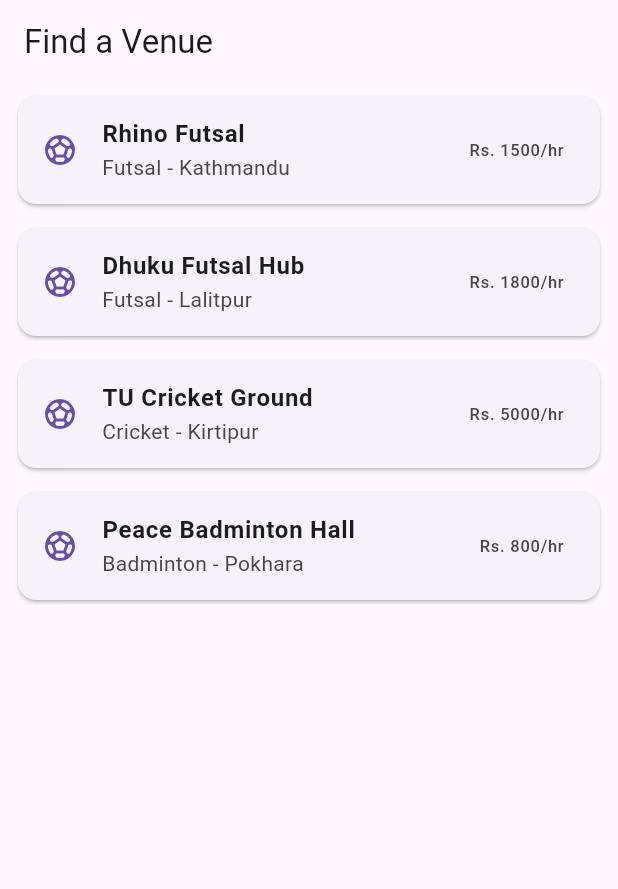
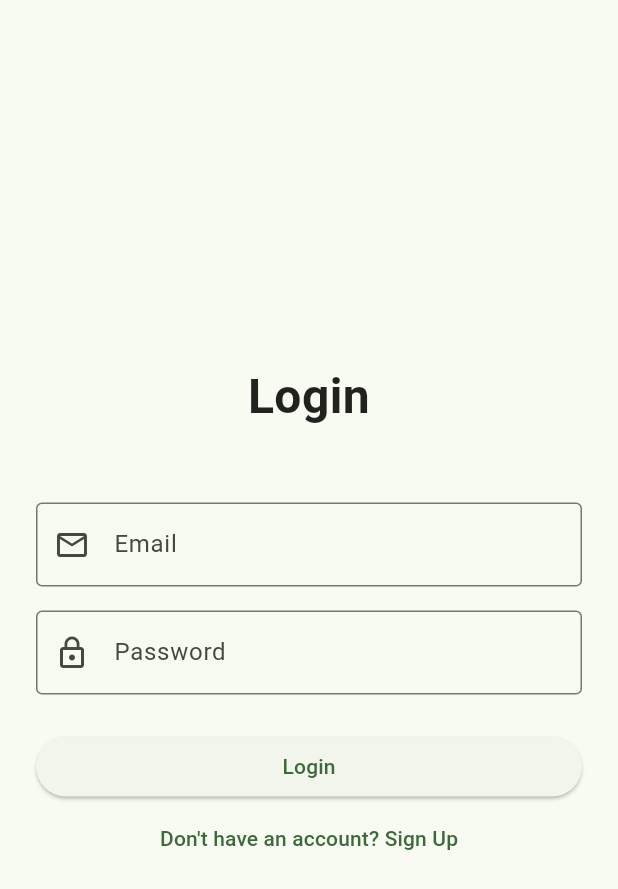
Before and after one commit to Soniya-54/sports_management_app, a Flutter app: the screen it shows after launch, on a phone screen of 412 x 824 dp. Shown: the top 889 px of the screen. Run offline on Flutter 3.47's test engine with Material 3 defaults, Android fonts, the phone set to English and light mode, and no system bars; our stand-ins replace cloud_firestore, firebase_auth, firebase_core; accounts and stored records are empty; Roboto replaces fonts that are missing (Poppins).

Commit message:
Feat: Complete User Authentication Flow with Firebase

```diff
--- a/lib/main.dart
+++ b/lib/main.dart
@@ -1,9 +1,23 @@
-// lib/main.dart (Final for this step)
+// lib/main.dart
 
 import 'package:flutter/material.dart';
-import 'screens/venue_list_screen.dart'; // <-- ADD THIS IMPORT
+import 'package:firebase_core/firebase_core.dart'; // Make sure you have this import
+import 'firebase_options.dart';                   // Make sure you have this import
+import 'screens/auth_gate.dart';
 
-void main() {
+// The main entry point of the application
+Future<void> main() async {
+  // This line is essential to ensure that native code bindings are initialized
+  // before any async operations, like Firebase initialization.
+  WidgetsFlutterBinding.ensureInitialized();
+
+  // This line connects your app to your Firebase project using the
+  // configuration from firebase_options.dart. It must be awaited.
+  await Firebase.initializeApp(
+    options: DefaultFirebaseOptions.currentPlatform,
+  );
+
+  // Only after Firebase is initialized, run the app.
   runApp(const SportsManagementApp());
 }
 
@@ -16,10 +30,13 @@ class SportsManagementApp extends StatelessWidget {
       debugShowCheckedModeBanner: false,
       title: 'Sports Management App',
       theme: ThemeData(
-        primarySwatch: Colors.orange,
-        visualDensity: VisualDensity.adaptivePlatformDensity,
+        useMaterial3: true,
+        fontFamily: 'Poppins', // Your custom font
+        colorScheme: ColorScheme.fromSeed(seedColor: Colors.green),
+        // You can keep any other theme customizations here
       ),
-      home: const VenueListScreen(), // <-- CHANGE THIS LINE
+      // The first screen the user sees is the LoginScreen
+      home: const AuthGate(),
     );
   }
 }
--- /dev/null
+++ b/lib/screens/auth_gate.dart
@@ -0,0 +1,36 @@
+// lib/screens/auth_gate.dart
+
+import 'package:firebase_auth/firebase_auth.dart';
+import 'package:flutter/material.dart';
+import 'login_screen.dart';
+import 'venue_list_screen.dart';
+
+class AuthGate extends StatelessWidget {
+  const AuthGate({super.key});
+
+  @override
+  Widget build(BuildContext context) {
+    return StreamBuilder<User?>(
+      stream: FirebaseAuth.instance.authStateChanges(),
+      builder: (context, snapshot) {
+        // 1. If the stream is still connecting to Firebase, show a loading spinner.
+        if (snapshot.connectionState == ConnectionState.waiting) {
+          // The Scaffold must be returned directly without a semicolon inside the if block.
+          return const Scaffold(
+            body: Center(
+              child: CircularProgressIndicator(),
+            ),
+          ); // <-- The incorrect semicolon was here.
+        }
+
+        // 2. If the stream has data AND the user object is not null, they are logged in.
+        if (snapshot.hasData && snapshot.data != null) {
+          return const VenueListScreen(); // Show the main app
+        }
+
+        // 3. If the stream has no data, or the data is null, they are logged out.
+        return const LoginScreen(); // Show the login screen
+      },
+    );
+  }
+}
--- /dev/null
+++ b/lib/screens/login_screen.dart
@@ -0,0 +1,160 @@
+// lib/screens/login_screen.dart
+
+import 'package:firebase_auth/firebase_auth.dart';
+import 'package:flutter/material.dart';
+import 'signup_screen.dart';
+
+class LoginScreen extends StatefulWidget {
+  const LoginScreen({super.key});
+
+  @override
+  State<LoginScreen> createState() => _LoginScreenState();
+}
+
+class _LoginScreenState extends State<LoginScreen> {
+  final _formKey = GlobalKey<FormState>();
+  final _emailController = TextEditingController();
+  final _passwordController = TextEditingController();
+  var _isAuthenticating = false; // To show a loading spinner
+
+  @override
+  void dispose() {
+    _emailController.dispose();
+    _passwordController.dispose();
+    super.dispose();
+  }
+
+  Future<void> _loginUser() async {
+    // 1. Validate the form
+    final isValid = _formKey.currentState?.validate() ?? false;
+    if (!isValid) {
+      return;
+    }
+
+    // Set loading state
+    setState(() {
+      _isAuthenticating = true;
+    });
+
+    try {
+      // 2. Try to sign in the user with Firebase Authentication
+      final userCredentials = await FirebaseAuth.instance.signInWithEmailAndPassword(
+        email: _emailController.text.trim(),
+        password: _passwordController.text.trim(),
+      );
+
+      print('Successfully logged in: ${userCredentials.user?.uid}');
+      // We will add navigation to the main app screen here in the next step.
+
+    } on FirebaseAuthException catch (error) {
+      // 3. Handle specific Firebase errors (e.g., wrong password)
+      String errorMessage = 'An error occurred. Please check your credentials.';
+      // This is a more user-friendly error for common login failures.
+      if (error.code == 'user-not-found' || error.code == 'wrong-password' || error.code == 'invalid-credential') {
+        errorMessage = 'Invalid email or password.';
+      }
+
+      if (mounted) {
+        ScaffoldMessenger.of(context).showSnackBar(
+          SnackBar(content: Text(errorMessage), backgroundColor: Theme.of(context).colorScheme.error),
+        );
+      }
+      print('Firebase Auth Error: ${error.code} - ${error.message}');
+    } catch (error) {
+      // 4. Handle any other generic errors
+       if (mounted) {
+        ScaffoldMessenger.of(context).showSnackBar(
+          SnackBar(content: const Text('An unknown error occurred.'), backgroundColor: Theme.of(context).colorScheme.error),
+        );
+      }
+      print('Generic Error: $error');
+    } finally {
+      // 5. Reset loading state regardless of success or failure
+      if (mounted) {
+        setState(() {
+          _isAuthenticating = false;
+        });
+      }
+    }
+  }
+
+  @override
+  Widget build(BuildContext context) {
+    return Scaffold(
+      body: SafeArea(
+        child: Padding(
+          padding: const EdgeInsets.symmetric(horizontal: 24.0),
+          child: Form(
+            key: _formKey,
+            child: Column(
+              mainAxisAlignment: MainAxisAlignment.center,
+              crossAxisAlignment: CrossAxisAlignment.stretch,
+              children: [
+                const Text(
+                  'Login',
+                  textAlign: TextAlign.center,
+                  style: TextStyle(
+                    fontSize: 32,
+                    fontWeight: FontWeight.bold,
+                    color: Colors.black87,
+                  ),
+                ),
+                const SizedBox(height: 48),
+                TextFormField(
+                  controller: _emailController,
+                  decoration: const InputDecoration(
+                    labelText: 'Email',
+                    border: OutlineInputBorder(),
+                    prefixIcon: Icon(Icons.email_outlined),
+                  ),
+                  keyboardType: TextInputType.emailAddress,
+                  autocorrect: false,
+                  textCapitalization: TextCapitalization.none,
+                  validator: (value) {
+                    if (value == null || value.trim().isEmpty || !value.contains('@')) {
+                      return 'Please enter a valid email address.';
+                    }
+                    return null;
+                  },
+                ),
+                const SizedBox(height: 16),
+                TextFormField(
+                  controller: _passwordController,
+                  decoration: const InputDecoration(
+                    labelText: 'Password',
+                    border: OutlineInputBorder(),
+                    prefixIcon: Icon(Icons.lock_outline),
+                  ),
+                  obscureText: true,
+                  validator: (value) {
+                    if (value == null || value.trim().length < 6) {
+                      return 'Password must be at least 6 characters long.';
+                    }
+                    return null;
+                  },
+                ),
+                const SizedBox(height: 24),
+                // Show a loading indicator OR the button
+                if (_isAuthenticating)
+                  const Center(child: CircularProgressIndicator())
+                else
+                  ElevatedButton(
+                    onPressed: _loginUser,
+                    child: const Text('Login'),
+                  ),
+                TextButton(
+                  onPressed: () {
+                    Navigator.of(context).push(
+                      MaterialPageRoute(builder: (context) => const SignupScreen()),
+                    );
+                  },
+                  child: const Text('Don\'t have an account? Sign Up'),
+                ),
+              ],
+            ),
+          ),
+        ),
+      ),
+    );
+  }
+}
--- a/lib/screens/venue_list_screen.dart
+++ b/lib/screens/venue_list_screen.dart
@@ -1,71 +1,82 @@
 // lib/screens/venue_list_screen.dart
 
 import 'package:flutter/material.dart';
-import '../models/venue_model.dart'; // Import our Venue class
+import 'package:firebase_auth/firebase_auth.dart';
+import 'package:cloud_firestore/cloud_firestore.dart'; // <-- 1. IMPORT FIRESTORE
+import '../models/venue_model.dart';
+import 'venue_detail_screen.dart';
 
 class VenueListScreen extends StatelessWidget {
   const VenueListScreen({super.key});
 
-  // --- DUMMY DATA ---
-  // This is a list of Venue objects. Later, this will come from Firebase.
-  final List<Venue> dummyVenues = const [
-    Venue(
-      id: 'v1',
-      name: 'Rhino Futsal',
-      location: 'Kathmandu',
-      sportType: 'Futsal',
-      pricePerHour: 1500,
-      imageUrl: 'https://via.placeholder.com/150', // A placeholder image URL
-    ),
-    Venue(
-      id: 'v2',
-      name: 'Dhuku Futsal Hub',
-      location: 'Lalitpur',
-      sportType: 'Futsal',
-      pricePerHour: 1800,
-      imageUrl: 'https://via.placeholder.com/150',
-    ),
-    Venue(
-      id: 'v3',
-      name: 'TU Cricket Ground',
-      location: 'Kirtipur',
-      sportType: 'Cricket',
-      pricePerHour: 5000,
-      imageUrl: 'https://via.placeholder.com/150',
-    ),
-    Venue(
-      id: 'v4',
-      name: 'Peace Badminton Hall',
-      location: 'Pokhara',
-      sportType: 'Badminton',
-      pricePerHour: 800,
-      imageUrl: 'https://via.placeholder.com/150',
-    ),
-  ];
-  // --- END OF DUMMY DATA ---
+  // 2. The dummyVenues list has been DELETED.
 
   @override
   Widget build(BuildContext context) {
     return Scaffold(
-      // The AppBar is the orange bar at the top of the screen
       appBar: AppBar(
         title: const Text('Find a Venue'),
+        actions: [
+          IconButton(
+            onPressed: () => FirebaseAuth.instance.signOut(),
+            icon: const Icon(Icons.logout),
+            tooltip: 'Logout',
           ),
-      // The body uses a ListView.builder to efficiently create a scrollable list
-      body: ListView.builder(
-        itemCount: dummyVenues.length, // Tell the list how many items to build
+        ],
+      ),
+      // 3. We wrap the body in a StreamBuilder.
+      body: StreamBuilder<QuerySnapshot>(
+        // This is the stream we are listening to. It gets all documents from the 'venues' collection.
+        stream: FirebaseFirestore.instance.collection('venues').snapshots(),
+        builder: (context, snapshot) {
+          // 4. Handle the different states of the stream.
+          if (snapshot.connectionState == ConnectionState.waiting) {
+            return const Center(child: CircularProgressIndicator());
+          }
+          if (snapshot.hasError) {
+            return const Center(child: Text('Something went wrong!'));
+          }
+          if (!snapshot.hasData || snapshot.data!.docs.isEmpty) {
+            return const Center(child: Text('No venues found.'));
+          }
+
+          // 5. If we have data, we map the documents to a list of Venue objects.
+          final loadedVenues = snapshot.data!.docs.map((doc) {
+            final data = doc.data() as Map<String, dynamic>;
+            return Venue(
+              id: doc.id,
+              name: data['name'] ?? 'No Name',
+              location: data['location'] ?? 'No Location',
+              sportType: data['sportType'] ?? 'No Sport Type',
+              pricePerHour: (data['pricePerHour'] as num?)?.toDouble() ?? 0.0,
+              imageUrl: data['imageUrl'] ?? '',
+            );
+          }).toList();
+
+          // 6. We build the ListView using the data from Firestore.
+          return ListView.builder(
+            itemCount: loadedVenues.length,
             itemBuilder: (ctx, index) {
-          // This function builds one row of the list at a time
-          final venue = dummyVenues[index];
-          return Card( // The Card widget gives a nice shadow and border
+              final venue = loadedVenues[index];
+              return GestureDetector(
+                onTap: () {
+                  Navigator.of(context).push(
+                    MaterialPageRoute(
+                      builder: (context) => VenueDetailScreen(venue: venue),
+                    ),
+                  );
+                },
+                child: Card(
                   margin: const EdgeInsets.symmetric(vertical: 8, horizontal: 12),
                   child: ListTile(
-              // The content inside the card
                     leading: Icon(Icons.sports_soccer, color: Theme.of(context).primaryColor),
                     title: Text(venue.name, style: const TextStyle(fontWeight: FontWeight.bold)),
                     subtitle: Text('${venue.sportType} - ${venue.location}'),
                     trailing: Text('Rs. ${venue.pricePerHour.toStringAsFixed(0)}/hr'),
                   ),
+                ),
+              );
+            },
           );
         },
       ),
--- a/pubspec.yaml
+++ b/pubspec.yaml
@@ -34,6 +34,9 @@ dependencies:
   # The following adds the Cupertino Icons font to your application.
   # Use with the CupertinoIcons class for iOS style icons.
   cupertino_icons: ^1.0.8
+  firebase_core: ^4.1.0
+  firebase_auth: ^6.0.2
+  cloud_firestore: ^6.0.1
 
 dev_dependencies:
   flutter_test:
```
Also changed, not shown: lib/screens/signup_screen.dart (added, +171 -0 lines), lib/screens/venue_detail_screen.dart (added, +26 -0 lines), firebase.json (added), lib/firebase_options.dart (added), pubspec.lock, 7 other files. Lines whose indentation alone changed are shown as unchanged.
